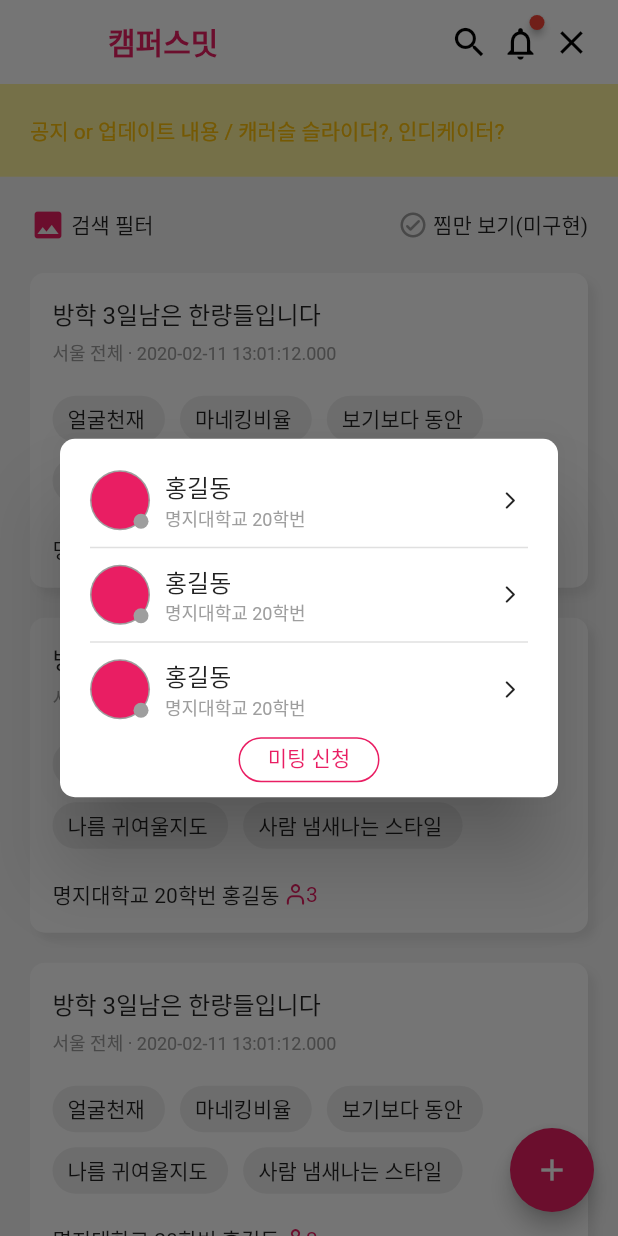
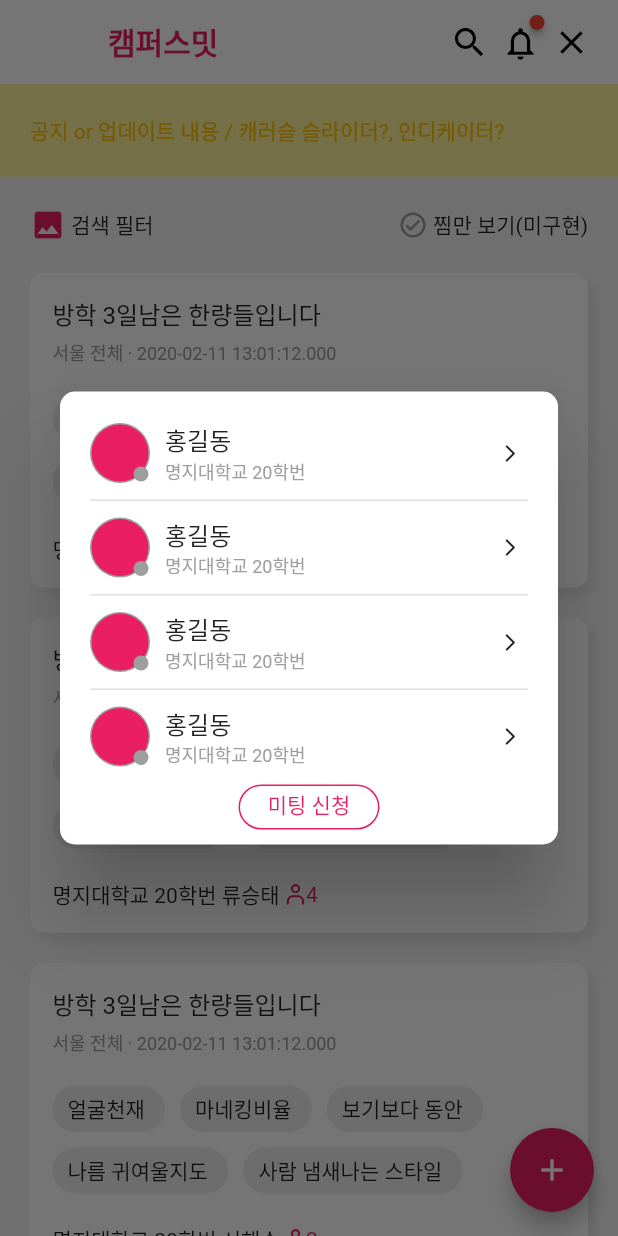
Before and after one commit to SeungtaeRyu/campusMeet_test, a Flutter app: the HomeScreen screen opened directly, after a tap on "방학 3일남은 한량들입니다", on a phone screen of 412 x 824 dp. Run offline on Flutter 3.47's test engine with Material 2 defaults, Android fonts, the phone set to English and light mode, and no system bars; drawn by our look-alikes of badges; our stand-ins replace blur, carousel_slider, dotted_border, form_field_validator, image_picker; missing offline and left inert: wc_form_validators; Roboto replaces fonts that are missing (TmoneyRoundWind).

Commit message:
미팅신청2 페이지 리팩토링 끝

```diff
--- a/campus_meet_test/lib/controller/meetingPost_controller.dart
+++ b/campus_meet_test/lib/controller/meetingPost_controller.dart
@@ -78,7 +78,8 @@ Future<List<Post>> getAllPostWithFilter(int numOfMember, List<Location> location
 Future<List<MeetingMember>> getMeetingMember(int id) async {
 
   final Response response = new Response('[{"id": 10, "univ":"명지대학교", "entryYear": 20, "name": "홍길동", "profileImages":["12345"]}, '
-      '{"id": 10, "univ":"명지대학교", "entryYear": 20, "name": "홍길동", "profileImages":["12345"]}, {"id": 10, "univ":"명지대학교", "entryYear": 20, "name": "홍길동", "profileImages":["12345"]}]', 200,
+      '{"id": 10, "univ":"명지대학교", "entryYear": 20, "name": "홍길동", "profileImages":["12345"]}, {"id": 10, "univ":"명지대학교", "entryYear": 20, "name": "홍길동", "profileImages":["12345"]},'
+      '{"id": 10, "univ":"명지대학교", "entryYear": 20, "name": "홍길동", "profileImages":["12345"]}]', 200,
       headers: {
         HttpHeaders.contentTypeHeader: 'application/json; charset=utf-8',
       });
--- a/campus_meet_test/lib/screens/home/home.dart
+++ b/campus_meet_test/lib/screens/home/home.dart
@@ -50,13 +50,13 @@ class _HomeScreenState extends State<HomeScreen> {
         "id": 0,
         "univ": "명지대학교",
         "entryYear": 20,
-        "name": "홍길동",
+        "name": "류승태",
         "profileImages": ["http://hostaddress/path"]
       },
       "title": "방학 3일남은 한량들입니다",
       "createdAt": "2020-02-11 13:01:12",
       "updatedAt": "2020-02-11 13:01:12",
-      "numOfMember": 3,
+      "numOfMember": 4,
       "tags": [
         {"id": 0, "text": "얼굴천재"},
         {"id": 1, "text": "마네킹비율"},
@@ -73,7 +73,7 @@ class _HomeScreenState extends State<HomeScreen> {
         "id": 0,
         "univ": "명지대학교",
         "entryYear": 20,
-        "name": "홍길동",
+        "name": "서해수",
         "profileImages": ["http://hostaddress/path"]
       },
       "title": "방학 3일남은 한량들입니다",
--- a/campus_meet_test/lib/screens/home/home_meeting_request.dart
+++ b/campus_meet_test/lib/screens/home/home_meeting_request.dart
@@ -52,7 +52,6 @@ class _MeetingRequestState extends State<MeetingRequest> {
 
   @override
   Widget build(BuildContext context) {
-    print(count);
     return MaterialApp(
       home: Scaffold(
         appBar: AppBar(
```
Also changed, not shown: campus_meet_test/lib/screens/home/home_meeting_request2.dart (+16 -1 lines).
